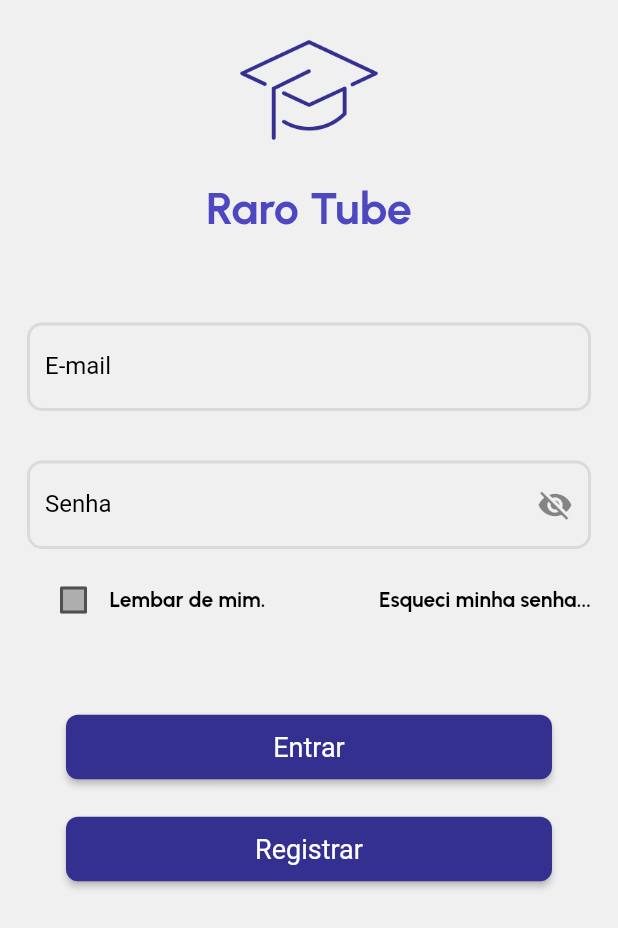
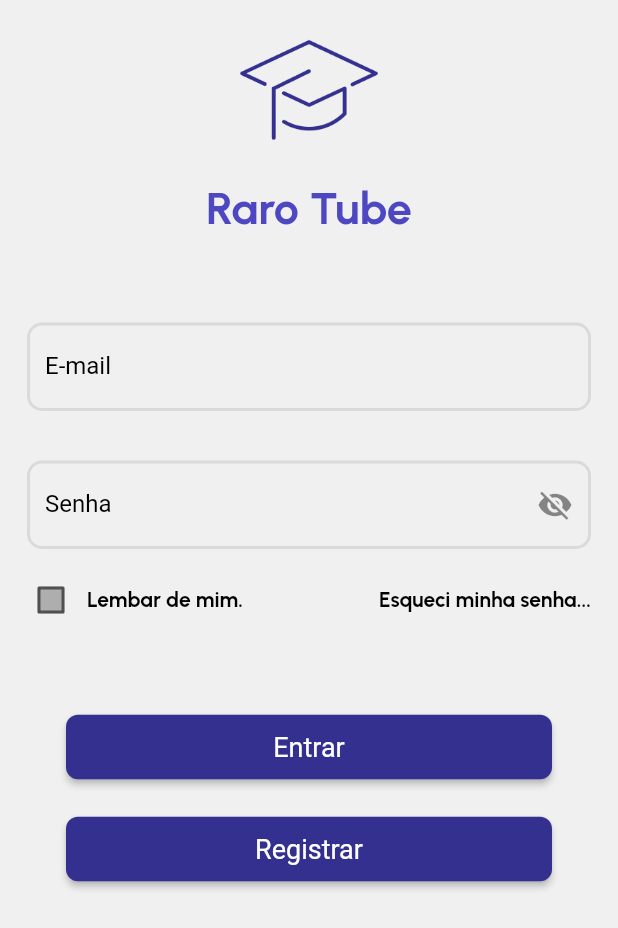
Before and after one commit to ericarodrigs/academy-projeto-final, a Flutter app: the LoginPage screen opened by its route, on a phone screen of 412 x 824 dp. Shown: the top 928 px of the screen. Run offline on Flutter 3.47's test engine with Material 2 defaults, Android fonts, the phone set to English and light mode, and no system bars; our stand-ins replace carousel_slider, dartz, dio, flutter_mobx, flutter_modular, flutter_secure_storage and 2 more; missing offline and left inert: flutter_inappwebview; accounts and stored records are empty; generated files the repository leaves out were written again; network calls fail.

Commit message:
change padding

```diff
--- a/lib/src/modules/login_module/features/login/view/login_page.dart
+++ b/lib/src/modules/login_module/features/login/view/login_page.dart
@@ -77,7 +77,7 @@ class _LoginPageState extends State<LoginPage> {
                     mainAxisAlignment: MainAxisAlignment.spaceBetween,
                     children: [
                       Padding(
-                        padding: const EdgeInsets.fromLTRB(25, 10, 18, 0),
+                        padding: const EdgeInsets.fromLTRB(10, 10, 18, 0),
                         child: Row(
                           children: [
                             WCheckBoxButton(
```
